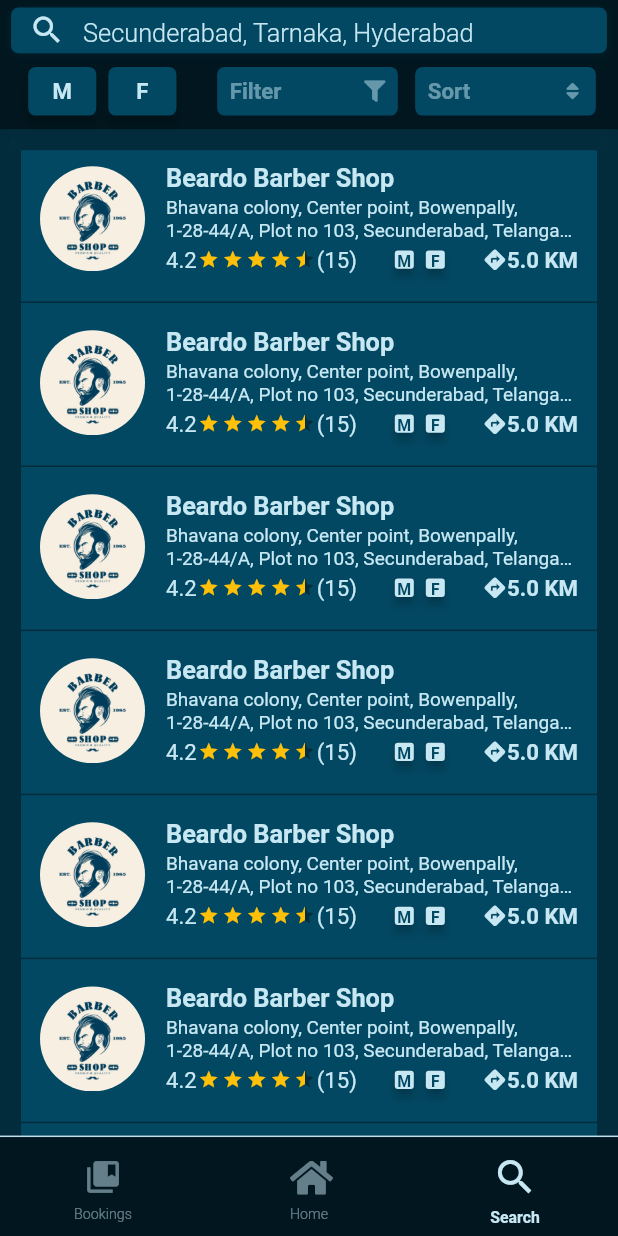
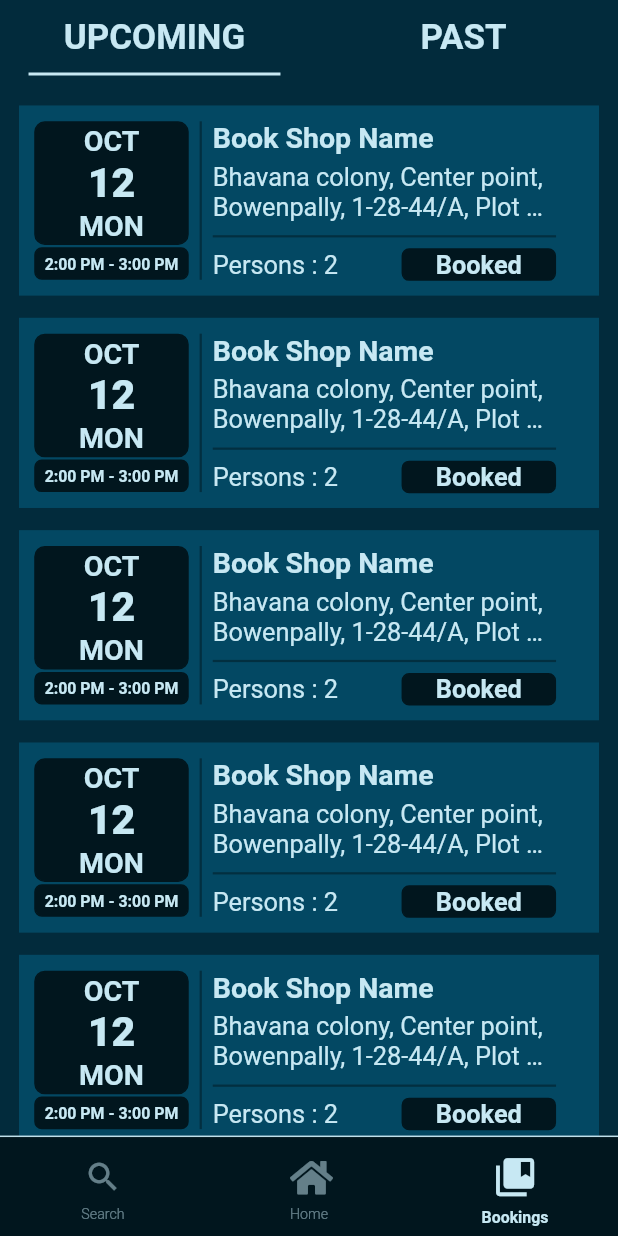
Before and after one commit to lucydtech/saloonplus, a Flutter app: the screen it shows after launch, item 3 of the bottom bar chosen, on a phone screen of 412 x 824 dp. Run offline on Flutter 3.47's test engine with Material 2 defaults, Android fonts, the light colour scheme and no system bars; drawn by our look-alikes of flutter_rating_bar; our stand-ins replace date_picker_timeline, email_validator, flutter_screenutil, font_awesome_flutter; missing offline and left inert: keyboard_avoider; Roboto replaces fonts that are missing (Montserrat).

Commit message:
bookings screen

```diff
--- /dev/null
+++ b/lib/screens/booking_screens/booking_home.dart
@@ -0,0 +1,208 @@
+import 'package:flutter/material.dart';
+import 'package:flutter/cupertino.dart';
+import 'package:flutter/services.dart';
+import 'package:flutter_screenutil/flutter_screenutil.dart';
+import 'package:saloonplus/ThemeData/fontstyle.dart';
+
+class BookingHome extends StatefulWidget {
+  @override
+  _BookingHomeState createState() => _BookingHomeState();
+}
+
+class _BookingHomeState extends State<BookingHome> with SingleTickerProviderStateMixin{
+
+  TabController _bookingTabController;
+
+  var _height, _width;
+
+  @override
+  void initState() {
+    setState(() {
+      _bookingTabController = TabController(length: 2, vsync: this);
+    });
+    super.initState();
+  }
+
+  @override
+  Widget build(BuildContext context) {
+
+    _height = MediaQuery.of(context).size.height;
+    _width = MediaQuery.of(context).size.width;
+
+    return Scaffold(
+      body: SafeArea(
+        child: Container(
+          height: MediaQuery.of(context).size.height,
+          width: MediaQuery.of(context).size.width,
+          color: Color.fromRGBO(2, 43, 60, 1),
+          child: Column(
+            children: <Widget>[
+              Container(
+                height: 55.0.h,
+                padding: EdgeInsets.only(top: 5.0.h),
+                child: Center(
+                  child: TabBar(
+                    indicatorColor: Font_Style.secondaryColor,
+                    indicatorPadding: EdgeInsets.symmetric(horizontal: 18.0.w),
+                    controller: _bookingTabController,
+                    onTap: (int x) {
+                      _bookingTabController.index = x;
+                    },
+                    labelPadding: EdgeInsets.only(bottom: 10.5.h, left: 0, right: 0),
+                    labelStyle: Font_Style().montserrat_Bold(Font_Style.secondaryColor, 22),
+                    unselectedLabelStyle: Font_Style().montserrat_SemiBold(Font_Style.secondaryColor, 22),
+                    tabs: <Widget>[
+                      Text("UPCOMING", textAlign: TextAlign.center, textDirection: TextDirection.ltr, overflow: TextOverflow.visible,),
+                      Text("PAST", textAlign: TextAlign.center, textDirection: TextDirection.ltr, overflow: TextOverflow.visible,),
+                    ],
+                  ),
+                ),
+              ),
+              Expanded(
+                child: Container(
+                  padding: EdgeInsets.only(left: 12.0.w, right: 12.0.w, top: 7.0.h),
+                  child: TabBarView(
+                    controller: _bookingTabController,
+                    children: <Widget>[
+                      SingleChildScrollView(
+                        scrollDirection: Axis.vertical,
+                        child: ListView.builder(
+                          physics: ScrollPhysics(),
+                          shrinkWrap: true,
+                          scrollDirection: Axis.vertical,
+                          itemCount: 10,
+                          itemBuilder: (context, i) {
+                            return _upcoming();
+                          },
+                        ),
+                      ),
+                      SingleChildScrollView(
+                        scrollDirection: Axis.vertical,
+                        child: ListView.builder(
+                          physics: ScrollPhysics(),
+                          shrinkWrap: true,
+                          scrollDirection: Axis.vertical,
+                          itemCount: 10,
+                          itemBuilder: (context, i) {
+                            return _upcoming();
+                          },
+                        ),
+                      ),
+                    ],
+                  ),
+                ),
+              ),
+            ],
+          ),
+        ),
+      ),
+    );
+  }
+
+  Widget _upcoming() {
+    return Container(
+      padding: EdgeInsets.symmetric(horizontal: 10.0.h, vertical: 10.0.w),
+      margin: EdgeInsets.symmetric(vertical: 7.0.w),
+      color: Color.fromRGBO(3, 72, 99, 1),
+      height: _height / 6.5, //125
+      width: _width,
+      child: Row(
+        children: <Widget>[
+          Container(
+            width: _width / 4,
+            child: Column(
+              children: <Widget>[
+                Container(
+                  height: _height / 10, //80
+                  width: _width / 4.0, //85
+                  decoration: BoxDecoration(
+                      border: Border.all(
+                        color: Font_Style.primaryColor,
+                      ),
+                      color: Font_Style.primaryColor,
+                      borderRadius: BorderRadius.all(Radius.circular(7))
+                  ),
+                  child: Column(
+                    mainAxisAlignment: MainAxisAlignment.center,
+                    crossAxisAlignment: CrossAxisAlignment.center,
+                    children: <Widget>[
+                      Spacer(),
+                      Text("OCT", textAlign: TextAlign.center, textDirection: TextDirection.ltr, overflow: TextOverflow.ellipsis, style: Font_Style().montserrat_Bold(Font_Style.secondaryColor, 18),),
+                      Spacer(),
+                      Text("12", textAlign: TextAlign.center, textDirection: TextDirection.ltr, overflow: TextOverflow.ellipsis, style: Font_Style().montserrat_ExtraBold(Font_Style.secondaryColor, 26),),
+                      Spacer(),
+                      Text("MON", textAlign: TextAlign.center, textDirection: TextDirection.ltr, overflow: TextOverflow.ellipsis, style: Font_Style().montserrat_Bold(Font_Style.secondaryColor, 18),),
+                      Spacer(),
+                    ],
+                  ),
+                ),
+                Spacer(),
+                Container(
+                  height: _height / 38, //18
+                  width: _width / 4.0, //85
+                  decoration: BoxDecoration(
+                      border: Border.all(
+                        color: Font_Style.primaryColor,
+                      ),
+                      color: Font_Style.primaryColor,
+                      borderRadius: BorderRadius.all(Radius.circular(5))
+                  ),
+                  child: Center(child: Text("2:00 PM - 3:00 PM", textAlign: TextAlign.center, textDirection: TextDirection.ltr, overflow: TextOverflow.ellipsis, style: Font_Style().montserrat_SemiBold(Font_Style.secondaryColor, 10),)),
+                ),
+              ],
+            ),
+          ),
+          VerticalDivider(
+            color: Font_Style.primaryColor.withOpacity(0.5),
+            thickness: 1.5,
+          ),
+          Container(
+            height: _height / 4,
+            width: _width / 1.8,
+            child: Column(
+              crossAxisAlignment: CrossAxisAlignment.start,
+              children: <Widget>[
+                Container(
+                  height: _height / 12,
+                  child: Column(
+                    crossAxisAlignment: CrossAxisAlignment.start,
+                    children: <Widget>[
+                      Text("Book Shop Name", textDirection: TextDirection.ltr, textAlign: TextAlign.left, overflow: TextOverflow.ellipsis, style: Font_Style().montserrat_SemiBold(Font_Style.secondaryColor, 18),),
+                      SizedBox(height: 5.0.h,),
+                      Flexible(child: Text("Bhavana colony, Center point, Bowenpally, 1-28-44/A, Plot no 103, Secunderabad, Telangana 500011", textDirection: TextDirection.ltr, textAlign: TextAlign.left, maxLines: 2, overflow: TextOverflow.ellipsis, style: Font_Style().montserrat_medium(Font_Style.secondaryColor, 16),)),
+                    ],
+                  ),
+                ),
+                Divider(
+                  color: Font_Style.primaryColor.withOpacity(0.5),
+                  thickness: 1.5,
+                ),
+                Container(
+                  height: _height / 38,
+                  child: Row(
+                    mainAxisAlignment: MainAxisAlignment.spaceBetween,
+                    children: <Widget>[
+                      Text("Persons : 2", textDirection: TextDirection.ltr, textAlign: TextAlign.left, style: Font_Style().montserrat_medium(Font_Style.secondaryColor, 16),),
+                      Container(
+                        height: _height / 25, //18
+                        width: _width / 4.0, //85
+                        decoration: BoxDecoration(
+                            border: Border.all(
+                              color: Font_Style.primaryColor,
+                            ),
+                            color: Font_Style.primaryColor,
+                            borderRadius: BorderRadius.all(Radius.circular(5))
+                        ),
+                        child: Center(child: Text("Booked", textAlign: TextAlign.center, textDirection: TextDirection.ltr, overflow: TextOverflow.ellipsis, style: Font_Style().montserrat_Bold(Font_Style.secondaryColor, 16),)),
+                      ),
+                    ],
+                  ),
+                ),
+              ],
+            ),
+          ),
+        ],
+      ),
+    );
+  }
+}
--- a/lib/screens/components/bottom_nav.dart
+++ b/lib/screens/components/bottom_nav.dart
@@ -3,6 +3,7 @@
 import 'package:flutter_screenutil/flutter_screenutil.dart';
 import 'package:font_awesome_flutter/font_awesome_flutter.dart';
 import 'package:saloonplus/ThemeData/fontstyle.dart';
+import 'package:saloonplus/screens/booking_screens/booking_home.dart';
 import 'package:saloonplus/screens/home_screens/home.dart';
 import 'package:saloonplus/screens/search_sreens/search_home.dart';
 
@@ -26,9 +27,9 @@
       });
     }
     _list = [
-      Container(),
+      SearchHome(),
       Home(),
-      SearchHome(),
+      BookingHome(),
     ];
     super.initState();
   }
@@ -60,10 +61,10 @@
               child: BottomNavigationBar(
                 items: <BottomNavigationBarItem>[
                   BottomNavigationBarItem(
-                    title: Center(child: Text("Bookings")),
+                    title: Center(child: Text("Search")),
                     icon: Padding(
                         padding: EdgeInsets.only(top: 5.0.h, bottom: 5.0.h),
-                        child: Icon(Icons.collections_bookmark)),
+                        child: Icon(Icons.search)),
                   ),
                   BottomNavigationBarItem(
                     title: Center(child: Text("Home")),
@@ -72,10 +73,10 @@
                         child: Icon(FontAwesomeIcons.home)),
                   ),
                   BottomNavigationBarItem(
-                    title: Center(child: Text("Search")),
+                    title: Center(child: Text("Bookings")),
                     icon: Padding(
                         padding: EdgeInsets.only(top: 5.0.h, bottom: 5.0.h),
-                        child: Icon(Icons.search)),
+                        child: Icon(Icons.collections_bookmark)),
                   ),
                 ],
                 iconSize: 25.0.h,
--- a/lib/screens/home_screens/home.dart
+++ b/lib/screens/home_screens/home.dart
@@ -4,9 +4,7 @@
 import 'package:font_awesome_flutter/font_awesome_flutter.dart';
 import 'package:saloonplus/ThemeData/fontstyle.dart';
 import 'package:flutter_rating_bar/flutter_rating_bar.dart';
-import 'package:saloonplus/screens/components/bottom_nav.dart';
 import 'package:saloonplus/screens/components/main_drawer.dart';
-import 'package:table_calendar/table_calendar.dart';
 import 'package:date_picker_timeline/date_picker_timeline.dart';
 
 class Home extends StatefulWidget {
@@ -72,17 +70,15 @@
       endDrawer: MainDrawer(),
       body: Container(
           padding: EdgeInsets.only(
-            left: 10.0.w,
-            right: 10.0.w,
+            left: 12.0.w,
+            right: 12.0.w,
           ),
           width: MediaQuery.of(context).size.width,
           height: MediaQuery.of(context).size.height,
           color: Color.fromRGBO(2, 43, 60, 1),
           child: SingleChildScrollView(
             scrollDirection: Axis.vertical,
-            child: Column(
-              children: <Widget>[
-                ListView.builder(
+            child: ListView.builder(
               physics: ScrollPhysics(),
               shrinkWrap: true,
               scrollDirection: Axis.vertical,
@@ -90,8 +86,6 @@
               itemBuilder: (context, i) {
                 return _homeListItem();
               },
-                ),
-              ],
             ),
           )),
     );
--- a/pubspec.yaml
+++ b/pubspec.yaml
@@ -55,6 +55,7 @@
   # To add assets to your application, add an assets section, like this:
   assets:
     - assets/
+    - assets/images/
     - assets/images/barber_shop.png
     - assets/images/userprofiledefault.png
 
```
Lines whose indentation alone changed are shown as unchanged.
